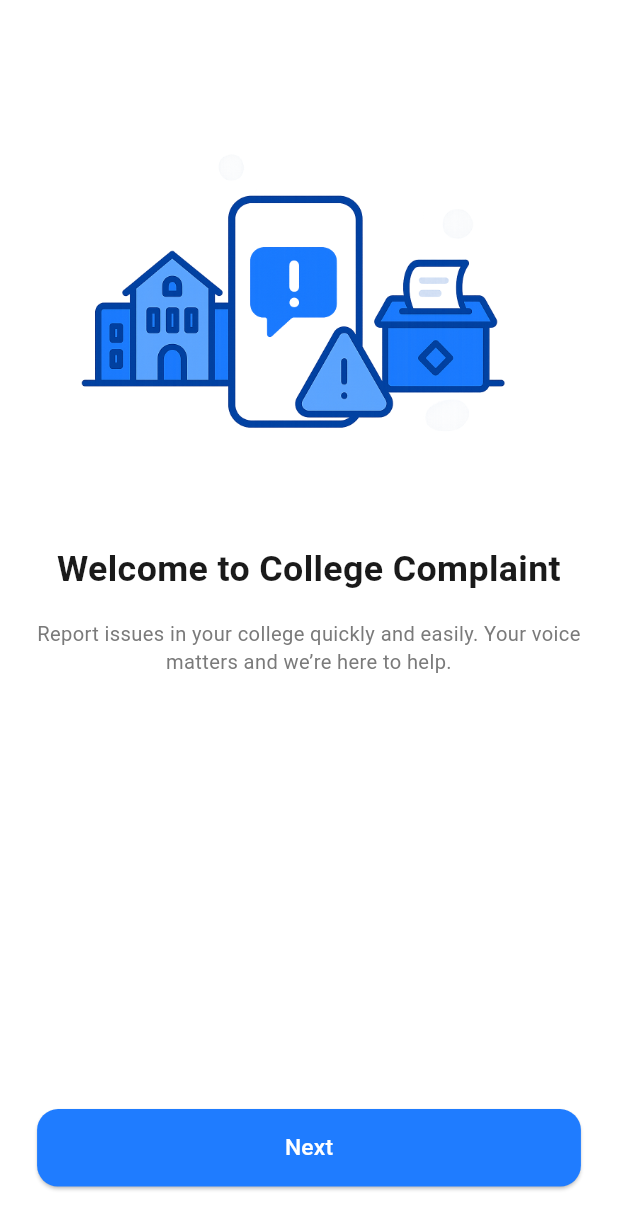
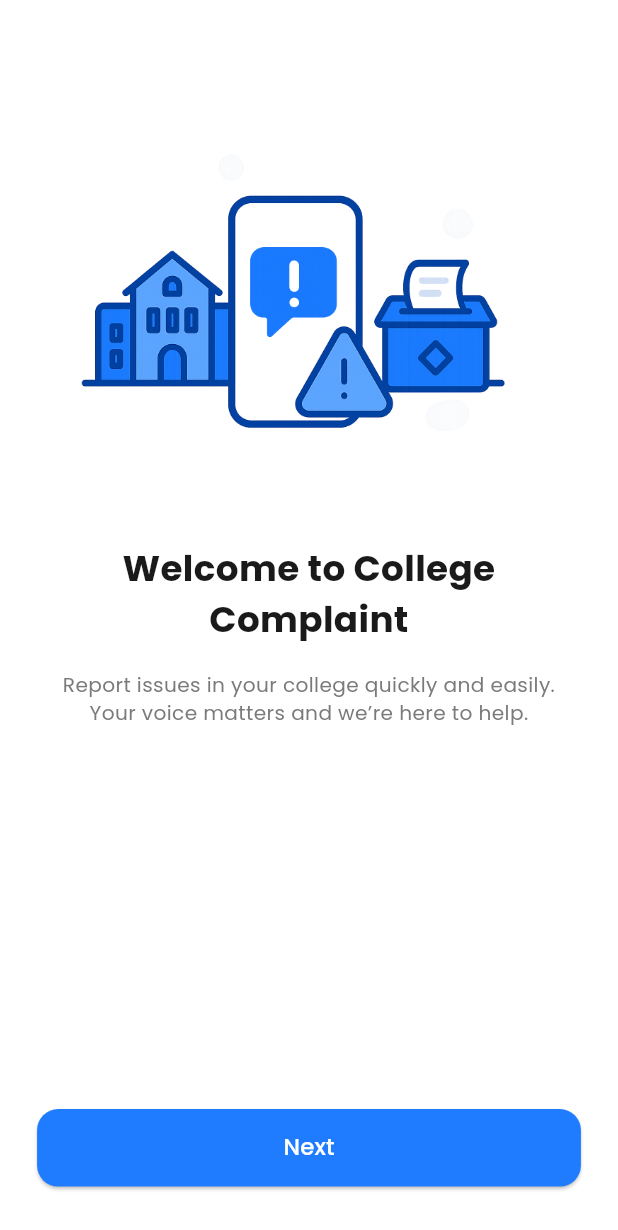
Before and after one commit to ayushkc777/complain_college, a Flutter app: the screen it shows after launch, on a phone screen of 412 x 824 dp. Shown: the top 1230 px of the screen. Run offline on Flutter 3.47's test engine with Material 3 defaults, Android fonts, the phone set to English and light mode, and no system bars; our stand-ins replace google_fonts, responsive_sizer.

Commit message:
style: apply global font and theme

```diff
--- a/lib/main.dart
+++ b/lib/main.dart
@@ -1,5 +1,7 @@
 import 'package:flutter/material.dart';
 import 'package:responsive_sizer/responsive_sizer.dart';
+import 'package:google_fonts/google_fonts.dart';
+
 import 'screens/splash/splash_screen.dart';
 
 void main() {
@@ -15,6 +17,25 @@ class MyApp extends StatelessWidget {
       builder: (context, orientation, screenType) {
         return MaterialApp(
           debugShowCheckedModeBanner: false,
+          title: 'Complain College',
+
+          // Theme + Font (Sprint 2 requirement)
+          themeMode: ThemeMode.system,
+          theme: ThemeData(
+            useMaterial3: true,
+            colorScheme: ColorScheme.fromSeed(seedColor: Colors.indigo),
+            textTheme: GoogleFonts.poppinsTextTheme(),
+          ),
+          darkTheme: ThemeData(
+            useMaterial3: true,
+            brightness: Brightness.dark,
+            colorScheme: ColorScheme.fromSeed(
+              seedColor: Colors.indigo,
+              brightness: Brightness.dark,
+            ),
+            textTheme: GoogleFonts.poppinsTextTheme(),
+          ),
+
           home: const SplashScreen(),
         );
       },
```
